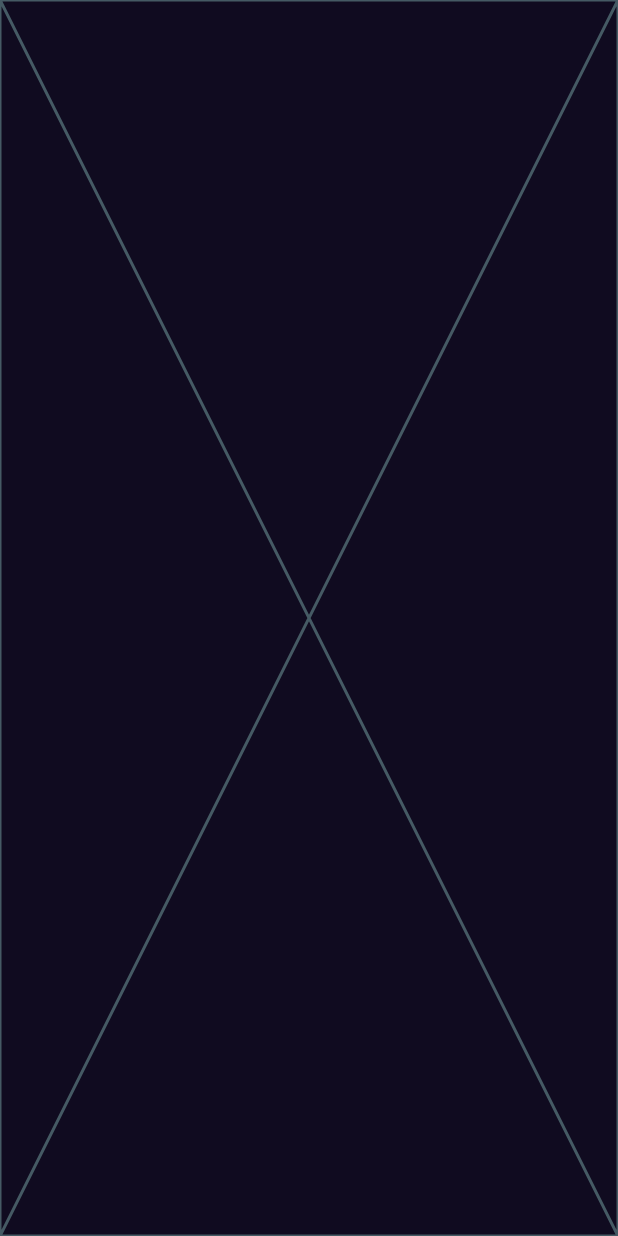
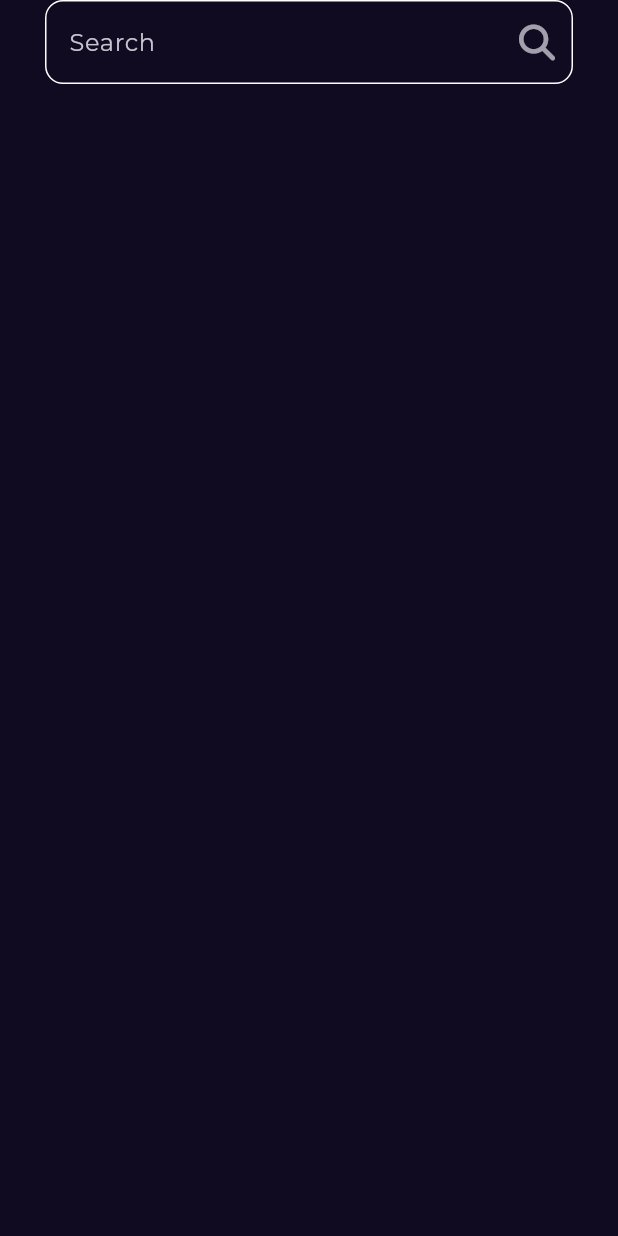
Before and after one commit to Rowida-Attia/bookly, a Flutter app: the SearchView screen opened by its route, on a phone screen of 412 x 824 dp. Run offline on Flutter 3.47's test engine with Material 3 defaults, Android fonts, the phone set to English and light mode, and no system bars; our stand-ins replace font_awesome_flutter, go_router, google_fonts.

Commit message:
create custom search textfield

```diff
--- a/lib/Features/home/presentation/views/widgets/custom_app_bar.dart
+++ b/lib/Features/home/presentation/views/widgets/custom_app_bar.dart
@@ -1,6 +1,8 @@
+import 'package:bookly/core/utils/app_router.dart';
 import 'package:bookly/core/utils/assets.dart';
 import 'package:flutter/material.dart';
 import 'package:font_awesome_flutter/font_awesome_flutter.dart';
+import 'package:go_router/go_router.dart';
 
 class CustomAppBar extends StatelessWidget {
   const CustomAppBar({super.key});
@@ -20,7 +22,9 @@ class CustomAppBar extends StatelessWidget {
           ),
           const Spacer(),
           IconButton(
-            onPressed: () {},
+            onPressed: () {
+              GoRouter.of(context).push(AppRouter.kSearchView);
+            },
             icon: const Icon(
               FontAwesomeIcons.magnifyingGlass,
               size: 24,
--- /dev/null
+++ b/lib/Features/search/presentaion/views/widgets/custom_search_text.dart
@@ -0,0 +1,39 @@
+
+import 'package:flutter/material.dart';
+import 'package:font_awesome_flutter/font_awesome_flutter.dart';
+
+class CustomSearchTextField extends StatelessWidget {
+  const CustomSearchTextField({super.key});
+
+  @override
+  Widget build(BuildContext context) {
+    return TextField(
+      decoration: InputDecoration(
+        enabledBorder: buildOutlineInputBorder(),
+        focusedBorder: buildOutlineInputBorder(),
+        hintText: 'Search',
+        suffixIcon: IconButton(
+          onPressed: () {},
+          icon: const Opacity(
+            opacity: .8,
+            child: Icon(
+              FontAwesomeIcons.magnifyingGlass,
+              size: 24,
+            ),
+          ),
+        ),
+      ),
+    );
+  }
+
+  OutlineInputBorder buildOutlineInputBorder() {
+    return OutlineInputBorder(
+        borderSide: const BorderSide(
+          color: Colors.white,
+        ),
+        borderRadius: BorderRadius.circular(
+          12,
+        ),
+      );
+  }
+}
--- a/lib/Features/search/presentaion/views/widgets/search_view_body.dart
+++ b/lib/Features/search/presentaion/views/widgets/search_view_body.dart
@@ -1,10 +1,18 @@
+import 'package:bookly/Features/search/presentaion/views/widgets/custom_search_text.dart';
 import 'package:flutter/material.dart';
 
-class  SearchViewBody extends StatelessWidget {
-  const  SearchViewBody({super.key});
+class SearchViewBody extends StatelessWidget {
+  const SearchViewBody({super.key});
 
   @override
   Widget build(BuildContext context) {
-    return const Placeholder();
+    return const Padding(
+      padding: EdgeInsets.symmetric(horizontal: 30),
+      child: Column(
+        children: [
+          CustomSearchTextField(),
+        ],
+      ),
+    );
   }
 }
```
